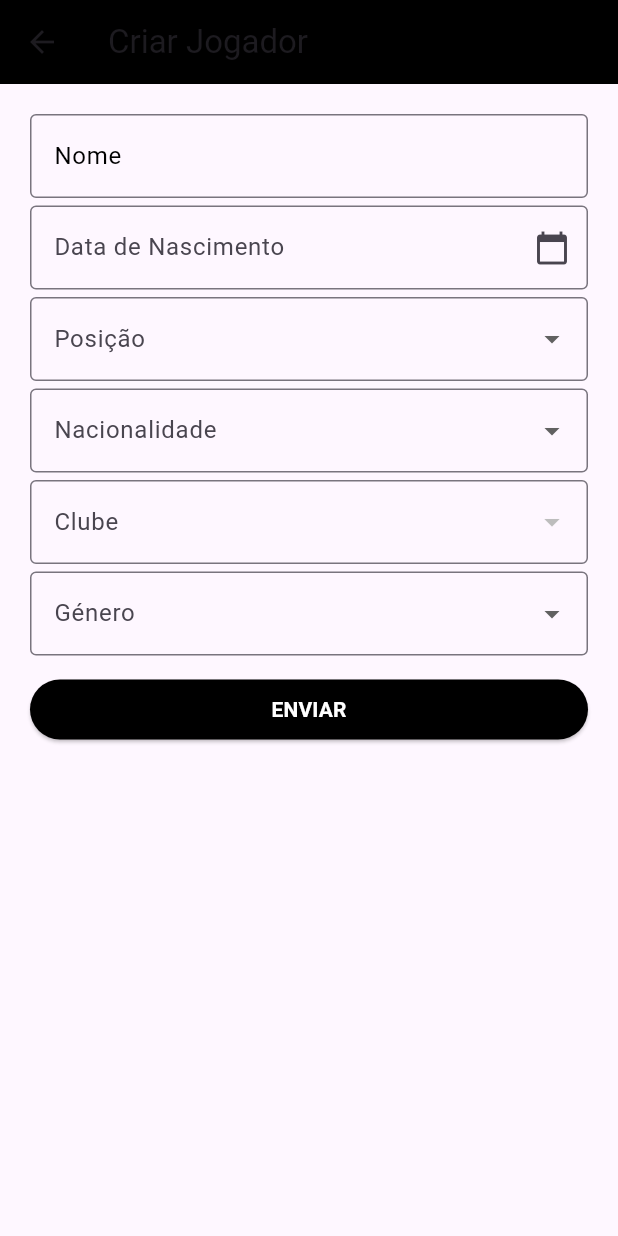
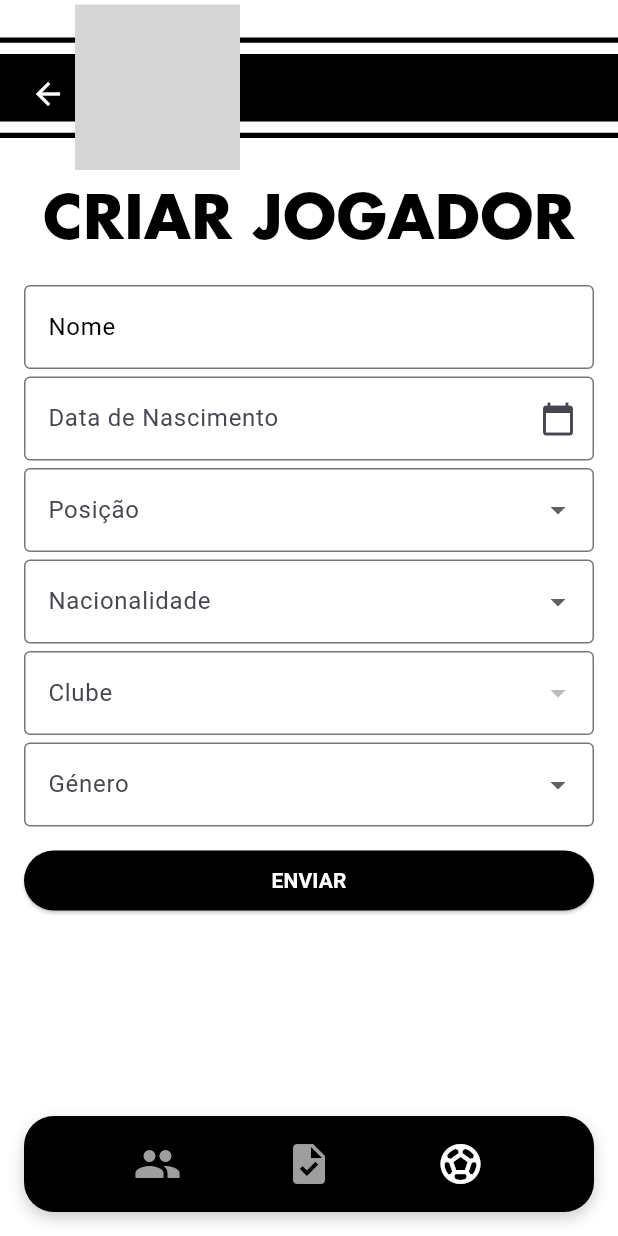
Before and after one commit to WeakyStar0/Grupo-10-Biriatos-App, a Flutter app: the CriarJogadorPage screen opened directly, on a phone screen of 412 x 824 dp. Run offline on Flutter 3.47's test engine with Material 3 defaults, Android fonts, the phone set to English and light mode, and no system bars; our stand-ins replace flutter_svg; network calls fail; grey boxes are pictures that could not be loaded.

Commit message:
criar jogador(quase acabado)

```diff
--- a/appviriatos/lib/criarjogador.dart
+++ b/appviriatos/lib/criarjogador.dart
@@ -2,6 +2,8 @@ import 'package:flutter/material.dart';
 import 'package:intl/intl.dart';
 import 'package:http/http.dart' as http;
 import 'dart:convert';
+import 'navbutton.dart'; // Importa o navbutton para o botão de navegação
+import 'header.dart'; // Importa o CustomHeader
 
 void main() {
   runApp(const CriarJogador());
@@ -12,7 +14,7 @@ class CriarJogador extends StatelessWidget {
 
   @override
   Widget build(BuildContext context) {
-    return MaterialApp(
+    return const MaterialApp(
       debugShowCheckedModeBanner: false,
       home: CriarJogadorPage(),
     );
@@ -20,7 +22,7 @@ class CriarJogador extends StatelessWidget {
 }
 
 class CriarJogadorPage extends StatefulWidget {
-  CriarJogadorPage({Key? key}) : super(key: key);
+  const CriarJogadorPage({Key? key}) : super(key: key);
 
   @override
   _CriarJogadorPageState createState() => _CriarJogadorPageState();
@@ -103,7 +105,7 @@ class _CriarJogadorPageState extends State<CriarJogadorPage> {
         if (response.statusCode == 201) {
           print('Jogador criado: ${response.body}');
           ScaffoldMessenger.of(context).showSnackBar(
-            SnackBar(content: Text('Jogador criado com sucesso!')),
+            const SnackBar(content: Text('Jogador criado com sucesso!')),
           );
         } else {
           print('Erro na criação: ${response.body}');
@@ -123,14 +125,31 @@ class _CriarJogadorPageState extends State<CriarJogadorPage> {
   @override
   Widget build(BuildContext context) {
     return Scaffold(
-      appBar: AppBar(
-        title: const Text('Criar Jogador'),
-        backgroundColor: Colors.black,
+      appBar: CustomHeader(
+        onBack: () {
+          Navigator.pop(context); // Voltar para a página anterior
+        },
       ),
+      backgroundColor: Colors.white,
       body: _isLoadingClubes
-          ? Center(child: CircularProgressIndicator())
-          : Padding(
-              padding: const EdgeInsets.all(20.0),
+          ? const Center(child: CircularProgressIndicator())
+          : Column(
+              children: [
+                const SizedBox(height: 25),
+                const Center(
+                  child: Text(
+                    'CRIAR JOGADOR',
+                    textAlign: TextAlign.center,
+                    style: TextStyle(
+                      fontFamily: 'FuturaStd',
+                      color: Color.fromARGB(255, 0, 0, 0),
+                      fontSize: 40,
+                      fontWeight: FontWeight.bold,
+                    ),
+                  ),
+                ),
+                Padding(
+                  padding: const EdgeInsets.all(16.0),
                   child: SingleChildScrollView(
                     child: Form(
                       key: _formKey,
@@ -141,11 +160,13 @@ class _CriarJogadorPageState extends State<CriarJogadorPage> {
                           const SizedBox(height: 5),
                           _buildDateField('Data de Nascimento', _dataController, context),
                           const SizedBox(height: 5),
-                      _buildDropdownField('Posição', _posicoes, _posicaoSelecionada, (String? novoValor) {
+                          _buildDropdownField('Posição', _posicoes, _posicaoSelecionada,
+                              (String? novoValor) {
                             _posicaoSelecionada = novoValor;
                           }),
                           const SizedBox(height: 5),
-                      _buildDropdownField('Nacionalidade', _paises, _paisSelecionado, (String? novoValor) {
+                          _buildDropdownField('Nacionalidade', _paises, _paisSelecionado,
+                              (String? novoValor) {
                             _paisSelecionado = novoValor;
                           }),
                           const SizedBox(height: 5),
@@ -158,7 +179,8 @@ class _CriarJogadorPageState extends State<CriarJogadorPage> {
                             },
                           ),
                           const SizedBox(height: 5),
-                      _buildDropdownField('Género', _generos, _generoSelecionado, (String? novoValor) {
+                          _buildDropdownField('Género', _generos, _generoSelecionado,
+                              (String? novoValor) {
                             _generoSelecionado = novoValor;
                           }),
                           const SizedBox(height: 12),
@@ -170,7 +192,8 @@ class _CriarJogadorPageState extends State<CriarJogadorPage> {
                             ),
                             child: const Text(
                               'ENVIAR',
-                          style: TextStyle(color: Colors.white, fontWeight: FontWeight.bold),
+                              style: TextStyle(
+                                  color: Colors.white, fontWeight: FontWeight.bold),
                             ),
                           ),
                         ],
@@ -178,6 +201,13 @@ class _CriarJogadorPageState extends State<CriarJogadorPage> {
                     ),
                   ),
                 ),
+              ],
+            ),
+      floatingActionButton: CustomFloatingButton(
+        currentIndex: 2,
+        onTap: (index) => navigateToPage(context, index),
+      ),
+      floatingActionButtonLocation: FloatingActionButtonLocation.centerDocked,
     );
   }
 
@@ -228,7 +258,8 @@ class _CriarJogadorPageState extends State<CriarJogadorPage> {
     );
   }
 
-  Widget _buildDropdownField(String label, List<String> items, String? selectedValue, ValueChanged<String?> onChanged) {
+  Widget _buildDropdownField(
+      String label, List<String> items, String? selectedValue, ValueChanged<String?> onChanged) {
     return DropdownButtonFormField<String>(
       decoration: InputDecoration(
         labelText: label,
```
Lines whose indentation alone changed are shown as unchanged.
